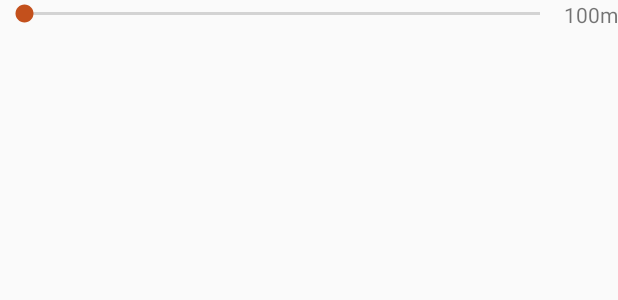
After one commit to YMonnier/VOT_android_app, an Android app: the layout consult_create_invitation_location_fragment.xml on its own in the app's theme, with its tools: preview values and no code run, on a phone screen of 412 x 824 dp. The commit adds this screen. Shown: the top 300 px of the screen. Run offline under Robolectric (Android 15) with nearby library versions, the phone set to English and light mode, and no system bars.

Commit message:
add seek bar

```diff
--- a/app/src/main/java/pm12016g3/tln/univ/fr/vot/features/consult/create/algorithms/simple/SimpleVoteFragment.java
+++ b/app/src/main/java/pm12016g3/tln/univ/fr/vot/features/consult/create/algorithms/simple/SimpleVoteFragment.java
@@ -101,6 +101,7 @@ public class SimpleVoteFragment extends Fragment
     void next() {
         Log.d(TAG, "Next button");
         parent.setFragment(new InvitationFragment_(), "Invitation");
+        parent.nextStep();
     }
 
     /**
--- /dev/null
+++ b/app/src/main/res/layout/consult_create_invitation_location_fragment.xml
@@ -0,0 +1,22 @@
+<?xml version="1.0" encoding="utf-8"?>
+<LinearLayout xmlns:android="http://schemas.android.com/apk/res/android"
+    android:layout_width="match_parent"
+    android:layout_height="match_parent"
+    android:orientation="vertical">
+
+    <LinearLayout
+        android:layout_width="match_parent"
+        android:layout_height="wrap_content">
+        <SeekBar
+            android:id="@+id/seekBar"
+            android:layout_width="0dp"
+            android:layout_height="wrap_content"
+            android:layout_weight="1"/>
+        <TextView
+            android:id="@+id/radius_label"
+            android:layout_width="wrap_content"
+            android:layout_height="wrap_content"
+            android:text="100m"/>
+    </LinearLayout>
+
+</LinearLayout>
```
Also changed, not shown: app/src/main/java/pm12016g3/tln/univ/fr/vot/features/consult/create/invitation/InvitationFragment.java (+17 -2 lines), app/src/main/java/pm12016g3/tln/univ/fr/vot/features/consult/create/invitation/location/LocationFriendsFragment.java (added, +84 -0 lines).
